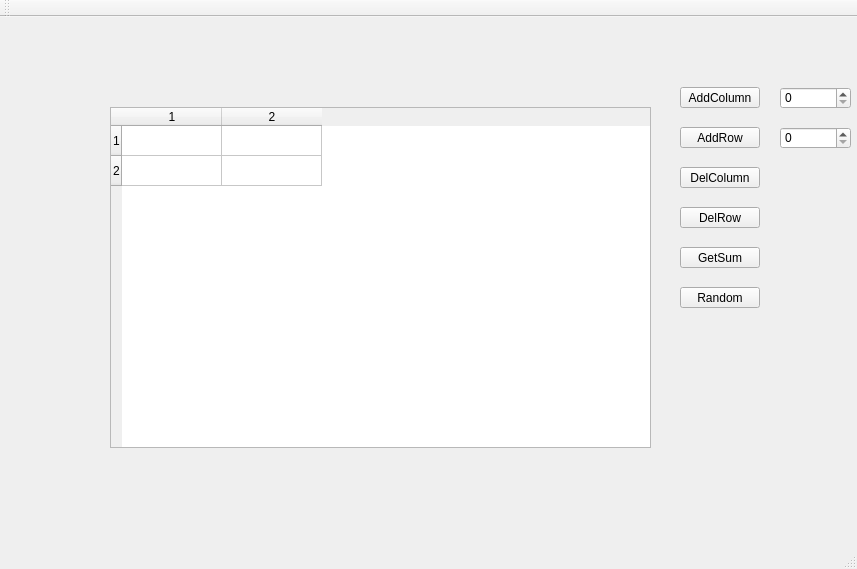
First picture: the form in Lab5/mainwindow.ui, repository Georgy760/Qt_Projects, before the edit.
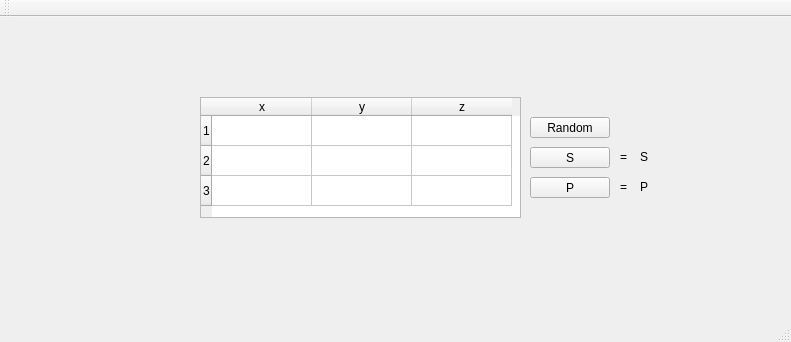
Second picture: the form after the edit.

What changed in the file:
```diff
--- a/Lab5/mainwindow.ui
+++ b/Lab5/mainwindow.ui
@@ -6,8 +6,8 @@
    <rect>
     <x>0</x>
     <y>0</y>
-    <width>857</width>
-    <height>569</height>
+    <width>791</width>
+    <height>342</height>
    </rect>
   </property>
   <property name="windowTitle">
@@ -17,10 +17,10 @@
    <widget class="QTableWidget" name="tableWidget">
     <property name="geometry">
      <rect>
-      <x>110</x>
-      <y>90</y>
-      <width>541</width>
-      <height>341</height>
+      <x>200</x>
+      <y>80</y>
+      <width>321</width>
+      <height>121</height>
      </rect>
     </property>
     <row>
@@ -33,65 +33,26 @@
       <string>2</string>
      </property>
     </row>
+    <row>
+     <property name="text">
+      <string>3</string>
+     </property>
+    </row>
     <column>
      <property name="text">
-      <string>1</string>
+      <string>x</string>
      </property>
     </column>
     <column>
      <property name="text">
-      <string>2</string>
+      <string>y</string>
      </property>
     </column>
-   </widget>
-   <widget class="QPushButton" name="ButtonAddRow">
-    <property name="geometry">
-     <rect>
-      <x>680</x>
-      <y>110</y>
-      <width>80</width>
-      <height>21</height>
-     </rect>
-    </property>
-    <property name="text">
-     <string>AddRow</string>
-    </property>
-   </widget>
-   <widget class="QPushButton" name="ButtonDelRow">
-    <property name="geometry">
-     <rect>
-      <x>680</x>
-      <y>190</y>
-      <width>80</width>
-      <height>21</height>
-     </rect>
-    </property>
-    <property name="text">
-     <string>DelRow</string>
-    </property>
-   </widget>
-   <widget class="QSpinBox" name="spinBoxRow">
-    <property name="geometry">
-     <rect>
-      <x>780</x>
-      <y>110</y>
-      <width>71</width>
-      <height>22</height>
-     </rect>
-    </property>
-   </widget>
-   <widget class="QPushButton" name="ButtonGetSum">
-    <property name="geometry">
-     <rect>
-      <x>680</x>
-      <y>230</y>
-      <width>80</width>
-      <height>21</height>
-     </rect>
-    </property>
-    <property name="text">
-     <string>GetSum</string>
-    </property>
+    <column>
+     <property name="text">
+      <string>z</string>
+     </property>
+    </column>
    </widget>
    <widget class="QLabel" name="labelSum">
     <property name="geometry">
@@ -111,47 +72,11 @@
      <string/>
     </property>
    </widget>
-   <widget class="QPushButton" name="ButtonAddColumn">
-    <property name="geometry">
-     <rect>
-      <x>680</x>
-      <y>70</y>
-      <width>80</width>
-      <height>21</height>
-     </rect>
-    </property>
-    <property name="text">
-     <string>AddColumn</string>
-    </property>
-   </widget>
-   <widget class="QSpinBox" name="spinBoxColumn">
-    <property name="geometry">
-     <rect>
-      <x>780</x>
-      <y>70</y>
-      <width>71</width>
-      <height>22</height>
-     </rect>
-    </property>
-   </widget>
-   <widget class="QPushButton" name="ButtonDelColumn">
-    <property name="geometry">
-     <rect>
-      <x>680</x>
-      <y>150</y>
-      <width>80</width>
-      <height>21</height>
-     </rect>
-    </property>
-    <property name="text">
-     <string>DelColumn</string>
-    </property>
-   </widget>
    <widget class="QPushButton" name="ButtonRandom">
     <property name="geometry">
      <rect>
-      <x>680</x>
-      <y>270</y>
+      <x>530</x>
+      <y>100</y>
       <width>80</width>
       <height>21</height>
      </rect>
@@ -160,6 +85,84 @@
      <string>Random</string>
     </property>
    </widget>
+   <widget class="QPushButton" name="Button_S">
+    <property name="geometry">
+     <rect>
+      <x>530</x>
+      <y>130</y>
+      <width>80</width>
+      <height>21</height>
+     </rect>
+    </property>
+    <property name="text">
+     <string>S</string>
+    </property>
+   </widget>
+   <widget class="QPushButton" name="Button_P">
+    <property name="geometry">
+     <rect>
+      <x>530</x>
+      <y>160</y>
+      <width>80</width>
+      <height>21</height>
+     </rect>
+    </property>
+    <property name="text">
+     <string>P</string>
+    </property>
+   </widget>
+   <widget class="QLabel" name="label_S">
+    <property name="geometry">
+     <rect>
+      <x>640</x>
+      <y>130</y>
+      <width>47</width>
+      <height>20</height>
+     </rect>
+    </property>
+    <property name="text">
+     <string>S</string>
+    </property>
+   </widget>
+   <widget class="QLabel" name="label_P">
+    <property name="geometry">
+     <rect>
+      <x>640</x>
+      <y>160</y>
+      <width>47</width>
+      <height>20</height>
+     </rect>
+    </property>
+    <property name="text">
+     <string>P</string>
+    </property>
+   </widget>
+   <widget class="QLabel" name="label_equal">
+    <property name="geometry">
+     <rect>
+      <x>620</x>
+      <y>160</y>
+      <width>16</width>
+      <height>20</height>
+     </rect>
+    </property>
+    <property name="text">
+     <string>=</string>
+    </property>
+   </widget>
+   <widget class="QLabel" name="label_equal_2">
+    <property name="geometry">
+     <rect>
+      <x>620</x>
+      <y>130</y>
+      <width>16</width>
+      <height>20</height>
+     </rect>
+    </property>
+    <property name="text">
+     <string>=</string>
+    </property>
+   </widget>
   </widget>
   <widget class="QMenuBar" name="menuBar">
    <property name="geometry">
```
Left out of the diff: 2 changed lines with no effect on the pictures.
